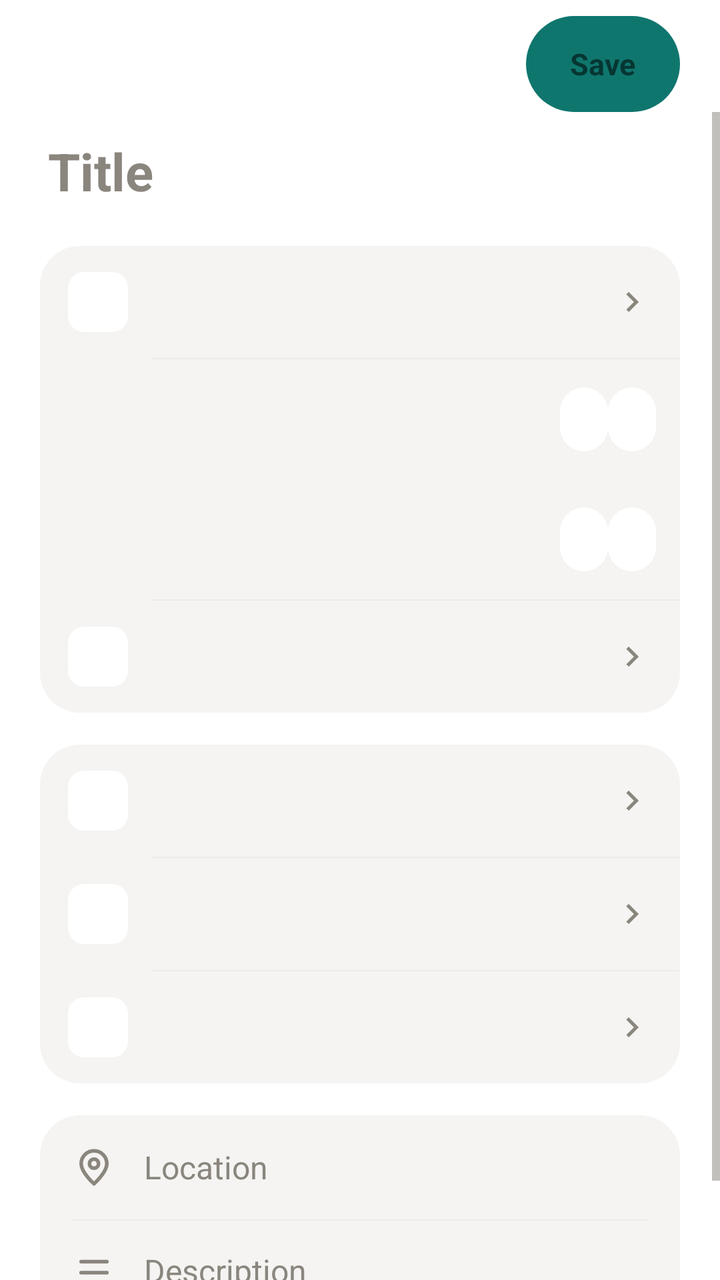
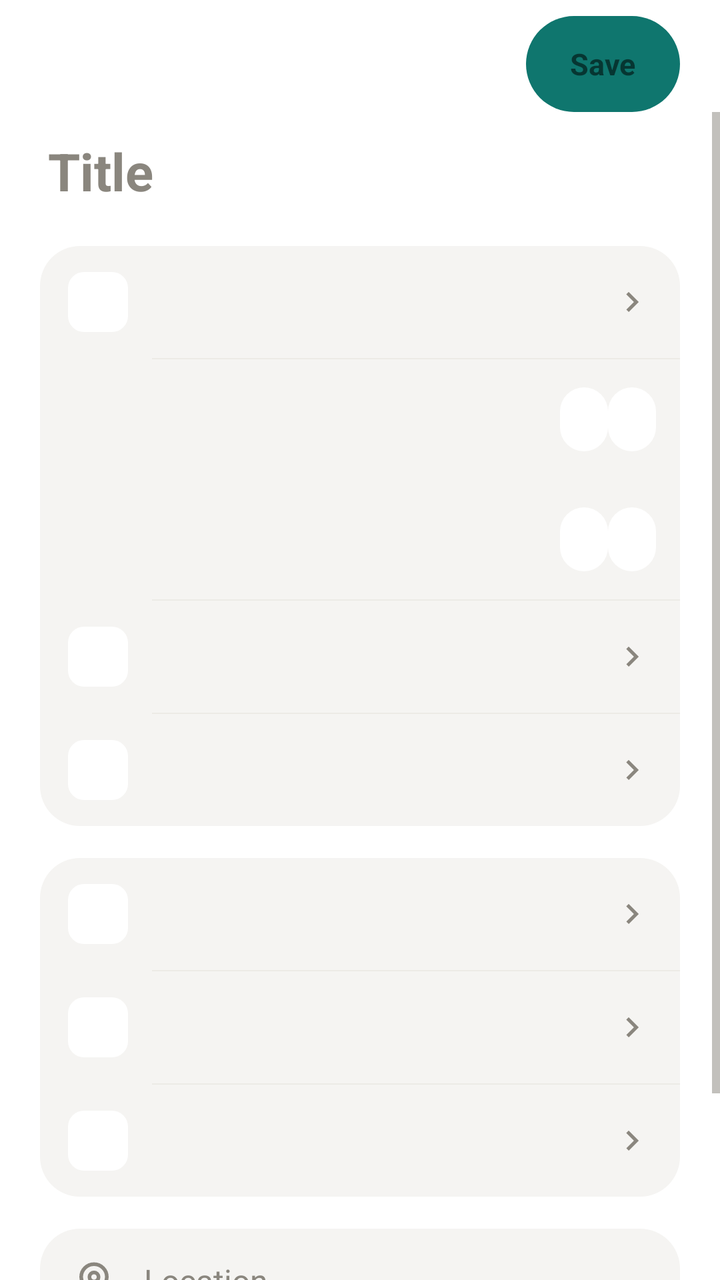

An Android layout rendered at two revisions. The XML below is the earlier revision; the diff shows what the commit changed to produce the second picture.
<!-- AndroidManifest.xml: application theme Theme.Takvim -->
<!-- res/layout/activity_duzenle.xml -->
<?xml version="1.0" encoding="utf-8"?>
<LinearLayout xmlns:android="http://schemas.android.com/apk/res/android"
    xmlns:app="http://schemas.android.com/apk/res-auto"
    android:layout_width="match_parent"
    android:layout_height="match_parent"
    android:background="@color/zemin"
    android:fitsSystemWindows="true"
    android:orientation="vertical">

    <LinearLayout
        android:layout_width="match_parent"
        android:layout_height="wrap_content"
        android:gravity="center_vertical"
        android:orientation="horizontal"
        android:paddingLeft="12dp"
        android:paddingTop="8dp"
        android:paddingRight="20dp">

        <ImageButton
            android:id="@+id/btnGeri"
            android:layout_width="48dp"
            android:layout_height="48dp"
            android:background="?attr/selectableItemBackgroundBorderless"
            android:contentDescription="@string/vazgec"
            android:src="@drawable/ic_geri"
            app:tint="@color/metin" />

        <TextView
            android:id="@+id/duzenleBaslik"
            android:layout_width="0dp"
            android:layout_height="wrap_content"
            android:layout_marginLeft="8dp"
            android:layout_weight="1"
            android:ellipsize="end"
            android:maxLines="1"
            android:textColor="@color/metin"
            android:textSize="22sp"
            android:textStyle="bold" />

        <TextView
            android:id="@+id/btnKaydet"
            android:layout_width="wrap_content"
            android:layout_height="48dp"
            android:background="@drawable/bg_pill_buton"
            android:gravity="center"
            android:paddingLeft="22dp"
            android:paddingRight="22dp"
            android:text="@string/kaydet"
            android:textSize="15sp"
            android:textStyle="bold" />
    </LinearLayout>

    <ScrollView
        android:id="@+id/duzenleKaydirici"
        android:layout_width="match_parent"
        android:layout_height="0dp"
        android:layout_weight="1"
        android:fillViewport="true">

        <LinearLayout
            android:layout_width="match_parent"
            android:layout_height="wrap_content"
            android:orientation="vertical"
            android:paddingLeft="20dp"
            android:paddingRight="20dp"
            android:paddingBottom="32dp">

            <EditText
                android:id="@+id/etBaslik"
                android:layout_width="match_parent"
                android:layout_height="wrap_content"
                android:background="@null"
                android:hint="@string/baslik_ipucu"
                android:imeOptions="actionDone"
                android:inputType="textCapSentences|textMultiLine"
                android:maxLines="3"
                android:minHeight="56dp"
                android:paddingLeft="4dp"
                android:paddingTop="12dp"
                android:paddingBottom="12dp"
                android:textColor="@color/metin"
                android:textColorHint="@color/metin_ikincil"
                android:textSize="26sp"
                android:textStyle="bold" />

            
            <TextView
                android:id="@+id/dogalDilCip"
                android:layout_width="wrap_content"
                android:layout_height="wrap_content"
                android:layout_marginTop="2dp"
                android:background="@drawable/bg_chip_hedef"
                android:drawableStart="@drawable/ic_takvim_vurgu"
                android:drawablePadding="8dp"
                android:ellipsize="end"
                android:gravity="center_vertical"
                android:maxLines="1"
                android:minHeight="48dp"
                android:paddingLeft="14dp"
                android:paddingRight="16dp"
                android:textColor="@color/vurgu"
                android:textSize="14sp"
                android:textStyle="bold"
                android:visibility="gone" />

            <LinearLayout
                android:id="@+id/kutuZaman"
                style="@style/AyarKutusu"
                android:layout_marginTop="8dp">

                <include
                    android:id="@+id/satirTumGun"
                    layout="@layout/item_ayar" />

                <View style="@style/AyarAyraci" />

                <include
                    android:id="@+id/satirBaslangic"
                    layout="@layout/item_zaman" />

                <include
                    android:id="@+id/satirBitis"
                    layout="@layout/item_zaman" />

                <View style="@style/AyarAyraci" />

                <include
                    android:id="@+id/satirTekrar"
                    layout="@layout/item_ayar" />
            </LinearLayout>

            <LinearLayout
                android:id="@+id/kutuDetay"
                style="@style/AyarKutusu"
                android:layout_marginTop="16dp">

                <include
                    android:id="@+id/satirTakvim"
                    layout="@layout/item_ayar" />

                <View style="@style/AyarAyraci" />

                <include
                    android:id="@+id/satirRenk"
                    layout="@layout/item_ayar" />

                <View
                    android:id="@+id/ayracRenk"
                    style="@style/AyarAyraci" />

                <LinearLayout
                    android:id="@+id/hatirlaticiListesi"
                    android:layout_width="match_parent"
                    android:layout_height="wrap_content"
                    android:orientation="vertical" />

                <include
                    android:id="@+id/satirHatirlaticiEkle"
                    layout="@layout/item_ayar" />
            </LinearLayout>

            <LinearLayout
                style="@style/AyarKutusu"
                android:layout_marginTop="16dp"
                android:paddingLeft="16dp"
                android:paddingRight="16dp">

                <EditText
                    android:id="@+id/etKonum"
                    android:layout_width="match_parent"
                    android:layout_height="wrap_content"
                    android:background="@null"
                    android:drawableStart="@drawable/ic_konum"
                    android:drawablePadding="14dp"
                    android:drawableTint="@color/metin_ikincil"
                    android:hint="@string/konum_ipucu"
                    android:inputType="textCapSentences"
                    android:minHeight="52dp"
                    android:textColor="@color/metin"
                    android:textColorHint="@color/metin_ikincil"
                    android:textSize="16sp" />

                <View
                    android:layout_width="match_parent"
                    android:layout_height="0.5dp"
                    android:background="@color/ayrac" />

                <EditText
                    android:id="@+id/etAciklama"
                    android:layout_width="match_parent"
                    android:layout_height="wrap_content"
                    android:background="@null"
                    android:drawableStart="@drawable/ic_not"
                    android:drawablePadding="14dp"
                    android:drawableTint="@color/metin_ikincil"
                    android:gravity="top"
                    android:hint="@string/aciklama_ipucu"
                    android:inputType="textCapSentences|textMultiLine"
                    android:minHeight="52dp"
                    android:paddingTop="14dp"
                    android:paddingBottom="14dp"
                    android:textColor="@color/metin"
                    android:textColorHint="@color/metin_ikincil"
                    android:textSize="16sp" />
            </LinearLayout>
        </LinearLayout>
    </ScrollView>
</LinearLayout>
<!-- res/layout/item_ayar.xml (included above) -->
<?xml version="1.0" encoding="utf-8"?>
<LinearLayout xmlns:android="http://schemas.android.com/apk/res/android"
    xmlns:app="http://schemas.android.com/apk/res-auto"
    android:layout_width="match_parent"
    android:layout_height="wrap_content"
    android:background="?attr/selectableItemBackground"
    android:gravity="center_vertical"
    android:orientation="horizontal"
    android:paddingLeft="14dp"
    android:paddingTop="13dp"
    android:paddingRight="14dp"
    android:paddingBottom="13dp">

    <ImageView
        android:id="@+id/ayarIkon"
        android:layout_width="30dp"
        android:layout_height="30dp"
        android:background="@drawable/bg_rozet"
        android:importantForAccessibility="no"
        android:padding="6dp" />

    <LinearLayout
        android:layout_width="0dp"
        android:layout_height="wrap_content"
        android:layout_marginStart="12dp"
        android:layout_weight="1"
        android:orientation="vertical">

        <TextView
            android:id="@+id/ayarBaslik"
            android:layout_width="match_parent"
            android:layout_height="wrap_content"
            android:textColor="@color/metin"
            android:textSize="15sp" />

        <TextView
            android:id="@+id/ayarOzet"
            android:layout_width="match_parent"
            android:layout_height="wrap_content"
            android:ellipsize="end"
            android:maxLines="2"
            android:textColor="@color/metin_ikincil"
            android:textSize="12sp"
            android:visibility="gone" />
    </LinearLayout>

    
    <androidx.appcompat.widget.SwitchCompat
        android:id="@+id/ayarAnahtar"
        android:layout_width="wrap_content"
        android:layout_height="wrap_content"
        android:layout_marginStart="8dp"
        android:background="@null"
        android:clickable="false"
        android:focusable="false"
        android:importantForAccessibility="no"
        android:thumb="@drawable/anahtar_topuz"
        android:visibility="gone"
        app:track="@drawable/anahtar_ray" />

    <ImageView
        android:id="@+id/ayarChevron"
        android:layout_width="20dp"
        android:layout_height="20dp"
        android:importantForAccessibility="no"
        android:src="@drawable/ic_chevron" />

</LinearLayout>
<!-- res/layout/item_zaman.xml (included above) -->
<?xml version="1.0" encoding="utf-8"?>
<LinearLayout xmlns:android="http://schemas.android.com/apk/res/android"
    android:layout_width="match_parent"
    android:layout_height="wrap_content"
    android:gravity="center_vertical"
    android:minHeight="56dp"
    android:orientation="horizontal"
    android:paddingLeft="16dp"
    android:paddingTop="6dp"
    android:paddingRight="12dp"
    android:paddingBottom="6dp">

    <TextView
        android:id="@+id/zamanEtiket"
        android:layout_width="0dp"
        android:layout_height="wrap_content"
        android:layout_weight="1"
        android:textColor="@color/metin"
        android:textSize="16sp" />

    <TextView
        android:id="@+id/zamanTarih"
        android:layout_width="wrap_content"
        android:layout_height="48dp"
        android:background="@drawable/bg_chip_hedef"
        android:backgroundTint="@color/zemin"
        android:gravity="center"
        android:paddingLeft="12dp"
        android:paddingRight="12dp"
        android:textColor="@color/metin"
        android:textSize="15sp" />

    <TextView
        android:id="@+id/zamanSaat"
        android:layout_width="wrap_content"
        android:layout_height="48dp"
        android:background="@drawable/bg_chip_hedef"
        android:backgroundTint="@color/zemin"
        android:gravity="center"
        android:paddingLeft="12dp"
        android:paddingRight="12dp"
        android:textColor="@color/metin"
        android:textSize="15sp" />
</LinearLayout>
<!-- resources referenced by this layout -->
<resources>
  <color name="ayrac">#ECEAE6</color>
  <color name="metin">#171614</color>
  <color name="metin_ikincil">#8A867E</color>
  <color name="vurgu">#0F766E</color>
  <color name="zemin">#FFFFFF</color>
  <!-- drawable anahtar_ray (drawable) -->
  <?xml version="1.0" encoding="utf-8"?>
  <shape xmlns:android="http://schemas.android.com/apk/res/android" android:shape="rectangle">
      <corners android:radius="15dp" />
      <size android:width="50dp" android:height="30dp" />
      <solid android:color="#FFFFFFFF" />
  </shape>
  <!-- drawable bg_chip_hedef (drawable) -->
  <?xml version="1.0" encoding="utf-8"?>
  <inset xmlns:android="http://schemas.android.com/apk/res/android"
      android:insetTop="8dp" android:insetBottom="8dp">
      <shape android:shape="rectangle">
          <solid android:color="@color/kart" />
          <corners android:radius="16dp" />
      </shape>
  </inset>
  <!-- drawable bg_pill_buton (drawable) -->
  <?xml version="1.0" encoding="utf-8"?>
  <shape xmlns:android="http://schemas.android.com/apk/res/android" android:shape="rectangle">
      <solid android:color="@color/vurgu" />
      <corners android:radius="28dp" />
  </shape>
  <!-- drawable bg_rozet (drawable) -->
  <?xml version="1.0" encoding="utf-8"?>
  <shape xmlns:android="http://schemas.android.com/apk/res/android" android:shape="rectangle">
      <solid android:color="#FFFFFF" />
      <corners android:radius="8dp" />
  </shape>
  <!-- drawable ic_chevron (drawable) -->
  <?xml version="1.0" encoding="utf-8"?>
  <vector xmlns:android="http://schemas.android.com/apk/res/android"
      android:width="20dp" android:height="20dp"
      android:viewportWidth="24" android:viewportHeight="24"
      android:tint="@color/metin_ikincil">
      <path android:fillColor="#FF000000"
          android:pathData="M10,6L8.59,7.41 13.17,12l-4.58,4.59L10,18l6,-6z"/>
  </vector>
  <!-- drawable ic_geri (drawable) -->
  <?xml version="1.0" encoding="utf-8"?>
  <vector xmlns:android="http://schemas.android.com/apk/res/android"
      android:width="22dp" android:height="22dp"
      android:viewportWidth="24" android:viewportHeight="24">
      <path android:strokeColor="#FFFFFFFF" android:strokeWidth="2.2" android:strokeLineCap="round"
          android:strokeLineJoin="round"
          android:pathData="M15,5l-7,7 7,7" />
  </vector>
  <!-- drawable ic_not (drawable) -->
  <?xml version="1.0" encoding="utf-8"?>
  <vector xmlns:android="http://schemas.android.com/apk/res/android"
      android:width="22dp" android:height="22dp"
      android:viewportWidth="24" android:viewportHeight="24">
      <path android:strokeColor="#FFFFFFFF" android:strokeWidth="2" android:strokeLineCap="round"
          android:strokeLineJoin="round"
          android:pathData="M5,6h14M5,12h14M5,18h9" />
  </vector>
  <string name="aciklama_ipucu">Description</string>
  <string name="baslik_ipucu">Title</string>
  <string name="kaydet">Save</string>
  <string name="konum_ipucu">Location</string>
  <string name="vazgec">Cancel</string>
  <style name="AyarAyraci">
          <item name="android:layout_width">match_parent</item>
          <item name="android:layout_height">0.5dp</item>
          <item name="android:layout_marginLeft">56dp</item>
          <item name="android:background">@color/ayrac</item>
      </style>
  <style name="AyarKutusu">
          <item name="android:layout_width">match_parent</item>
          <item name="android:layout_height">wrap_content</item>
          <item name="android:background">@drawable/bg_kart</item>
          <item name="android:orientation">vertical</item>
      </style>
  <style name="Theme.Takvim" parent="Theme.Ekosistem" />
  <color name="kart">#F5F4F2</color>
  <!-- drawable bg_kart (drawable) -->
  <?xml version="1.0" encoding="utf-8"?>
  <shape xmlns:android="http://schemas.android.com/apk/res/android" android:shape="rectangle">
      <solid android:color="@color/kart" />
      <corners android:radius="20dp" />
  </shape>
  <!-- unchanged entries left out for length: 4 -->
</resources>

<!-- the commit's change to res/layout/activity_duzenle.xml (unified diff, before → after) -->
@@ -126,6 +126,12 @@
 
                 <include
                     android:id="@+id/satirTekrar"
+                    layout="@layout/item_ayar" />
+
+                <View style="@style/AyarAyraci" />
+
+                <include
+                    android:id="@+id/satirMusaitlik"
                     layout="@layout/item_ayar" />
             </LinearLayout>
 
